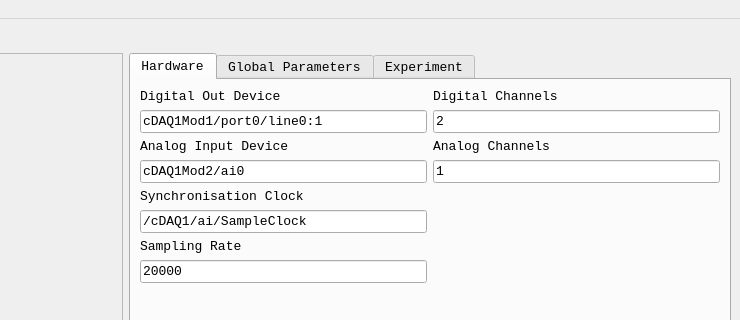
This is PulseBoyUI.ui in tobiasackels/PulseBoy as Qt 5 draws it before an edit; both pictures show x 489 to 1229 and y 0 to 320 of the 1229 by 856 pixel window. The edited form follows.
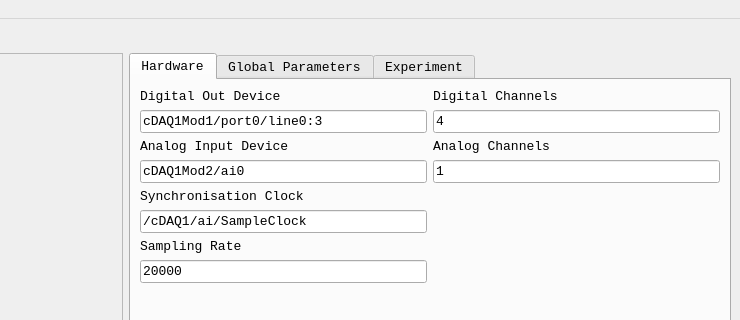
This is the edited form. The open tabs and pages were chosen to show the change. Custom widgets are drawn as their Qt base class.

The edit to the form file:
```diff
--- a/PulseBoyUI.ui
+++ b/PulseBoyUI.ui
@@ -132,7 +132,7 @@
         <item row="1" column="1">
          <widget class="QLineEdit" name="digitalChannelsEdit">
           <property name="text">
-           <string>2</string>
+           <string>4</string>
           </property>
          </widget>
         </item>
@@ -160,7 +160,7 @@
         <item row="1" column="0">
          <widget class="QLineEdit" name="digitalOutDevEdit">
           <property name="text">
-           <string>cDAQ1Mod1/port0/line0:1</string>
+           <string>cDAQ1Mod1/port0/line0:3</string>
           </property>
          </widget>
         </item>
```
Left out of the diff: 2 changed lines with no effect on the pictures.
